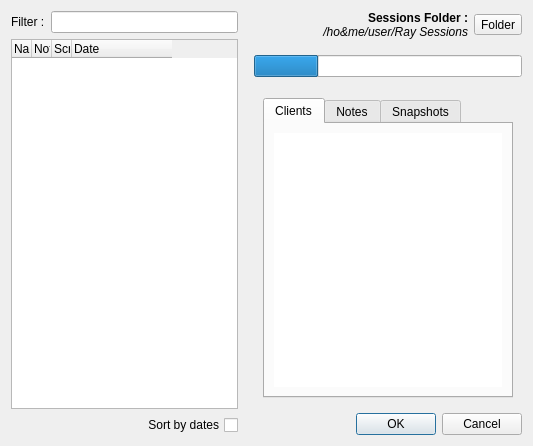
Before: the Qt Designer form resources/ui/open_session.ui in Houston4444/RaySession, drawn with Qt 5.
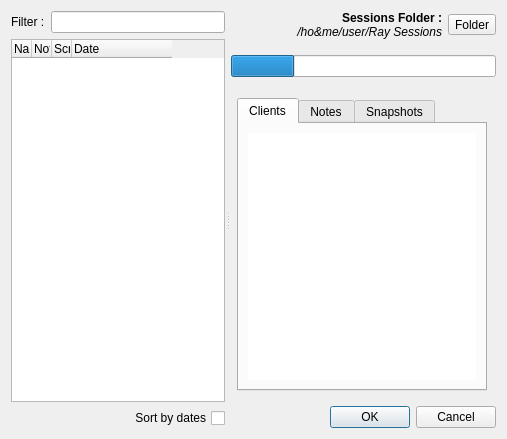
After: the same form once the commit is applied. Icons and pictures are not drawn. Custom widgets are drawn as their Qt base class.

Commit message: add splitter to open session dialog

What changed in the file:
```diff
--- a/resources/ui/open_session.ui
+++ b/resources/ui/open_session.ui
@@ -9,8 +9,8 @@
    <rect>
     <x>0</x>
     <y>0</y>
-    <width>533</width>
-    <height>446</height>
+    <width>507</width>
+    <height>439</height>
    </rect>
   </property>
   <property name="windowTitle">
@@ -19,10 +19,36 @@
   <property name="modal">
    <bool>false</bool>
   </property>
-  <layout class="QHBoxLayout" name="horizontalLayout_5">
+  <layout class="QVBoxLayout" name="verticalLayout_9">
    <item>
-    <layout class="QHBoxLayout" name="horizontalLayout_4">
+    <layout class="QVBoxLayout" name="verticalLayout_3">
+     <property name="spacing">
+      <number>0</number>
+     </property>
+     <property name="leftMargin">
+      <number>0</number>
+     </property>
+     <property name="topMargin">
+      <number>0</number>
+     </property>
+     <property name="rightMargin">
+      <number>0</number>
+     </property>
+     <property name="bottomMargin">
+      <number>0</number>
+     </property>
      <item>
+      <widget class="QSplitter" name="splitterMain">
+       <property name="orientation">
+        <enum>Qt::Horizontal</enum>
+       </property>
+       <property name="handleWidth">
+        <number>6</number>
+       </property>
+       <property name="childrenCollapsible">
+        <bool>false</bool>
+       </property>
+       <widget class="QWidget" name="layoutWidget1">
       <layout class="QVBoxLayout" name="verticalLayout">
        <item>
         <layout class="QHBoxLayout" name="horizontalLayout_2">
@@ -40,6 +66,12 @@
        </item>
        <item>
         <widget class="QTreeWidget" name="sessionList">
+           <property name="minimumSize">
+            <size>
+             <width>180</width>
+             <height>0</height>
+            </size>
+           </property>
          <property name="autoScrollMargin">
           <number>0</number>
          </property>
@@ -100,24 +132,8 @@
         </widget>
        </item>
       </layout>
-     </item>
-     <item>
-      <spacer name="horizontalSpacer">
-       <property name="orientation">
-        <enum>Qt::Horizontal</enum>
-       </property>
-       <property name="sizeType">
-        <enum>QSizePolicy::Fixed</enum>
-       </property>
-       <property name="sizeHint" stdset="0">
-        <size>
-         <width>10</width>
-         <height>20</height>
-        </size>
-       </property>
-      </spacer>
-     </item>
-     <item>
+       </widget>
+       <widget class="QWidget" name="widgetRight">
       <layout class="QVBoxLayout" name="verticalLayout_8">
        <item>
         <layout class="QHBoxLayout" name="horizontalLayout_3">
@@ -212,6 +228,9 @@
           <string notr="true">PreviewFrame{background-color: rgba(127, 127, 127, 35);border-radius:4px}</string>
          </property>
          <layout class="QVBoxLayout" name="verticalLayout_4">
+            <property name="leftMargin">
+             <number>6</number>
+            </property>
           <item>
                       <widget class="StackedSessionName" name="stackedWidgetSessionName">
                        <property name="sizePolicy">
@@ -236,9 +255,21 @@
                      </item>
           <item>
            <widget class="QTabWidget" name="tabWidget">
+              <property name="minimumSize">
+               <size>
+                <width>250</width>
+                <height>0</height>
+               </size>
+              </property>
+              <property name="tabShape">
+               <enum>QTabWidget::Rounded</enum>
+              </property>
             <property name="currentIndex">
              <number>0</number>
             </property>
+              <property name="tabBarAutoHide">
+               <bool>false</bool>
+              </property>
             <widget class="QWidget" name="tab">
              <attribute name="title">
               <string>Clients</string>
@@ -305,6 +336,8 @@
         </widget>
        </item>
       </layout>
+       </widget>
+      </widget>
      </item>
     </layout>
    </item>
```
Lines whose indentation alone changed are shown as unchanged. The commit also changes 1 other file.
